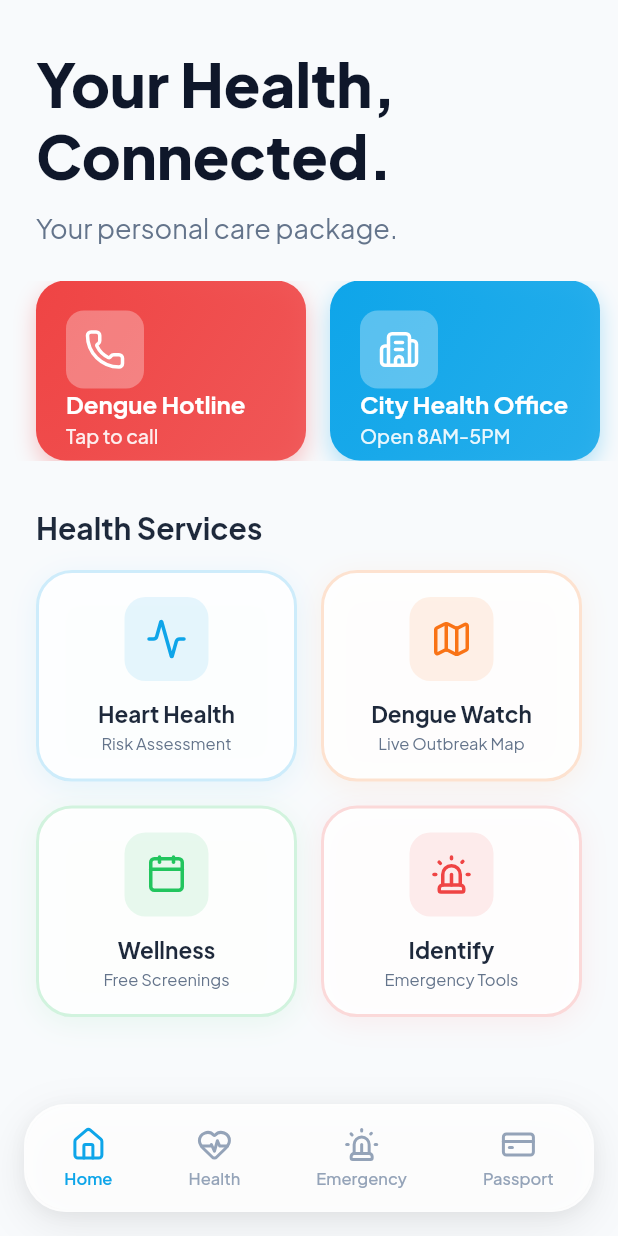
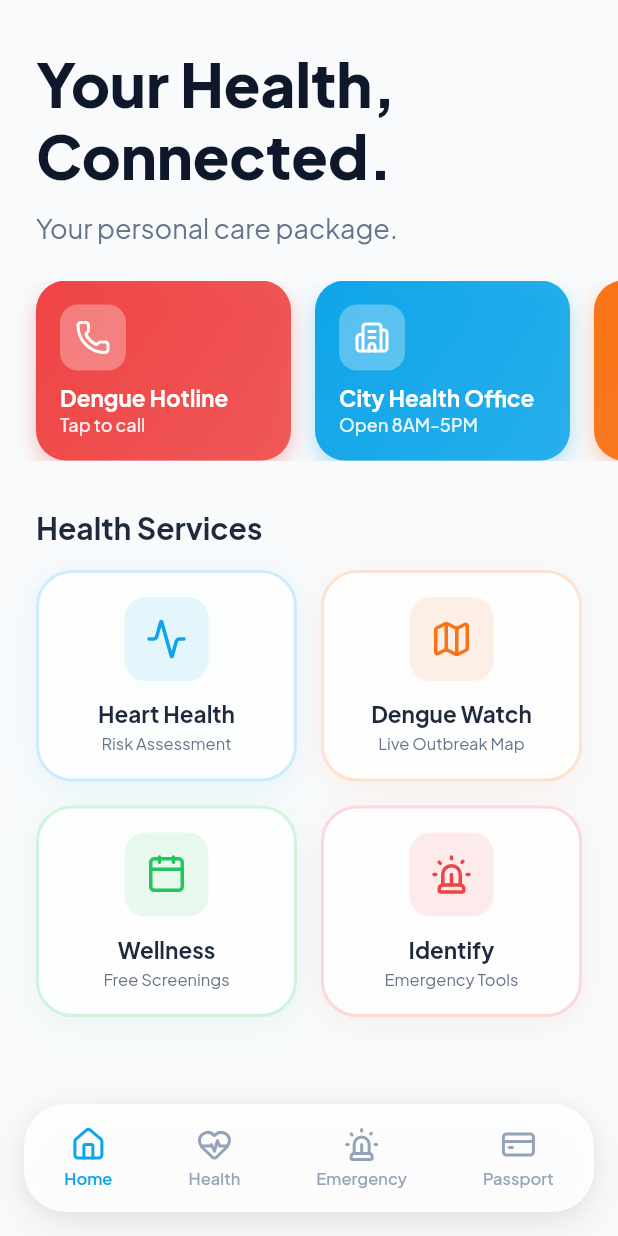
Before and after one commit to donsirr/myhealth_mobile, a Flutter app: the screen it shows after launch, on a phone screen of 412 x 824 dp. Run offline on Flutter 3.47's test engine with Material 3 defaults, Android fonts, the phone set to English and light mode, and no system bars; our stand-ins replace flutter_map, go_router, google_fonts, latlong2, lucide_icons, qr_flutter and 1 more.

Commit message:
Update home_screen.dart

```diff
--- a/lib/screens/home_screen.dart
+++ b/lib/screens/home_screen.dart
@@ -181,8 +181,8 @@ class HomeScreen extends StatelessWidget {
     return GestureDetector(
       onTap: onTap,
       child: Container(
-        width: 180,
-        padding: const EdgeInsets.all(20),
+        width: 170,
+        padding: const EdgeInsets.all(16),
         decoration: BoxDecoration(
           gradient: LinearGradient(
             colors: [color, color.withValues(alpha: 0.85)],
@@ -201,34 +201,40 @@ class HomeScreen extends StatelessWidget {
         child: Column(
           crossAxisAlignment: CrossAxisAlignment.start,
           mainAxisAlignment: MainAxisAlignment.spaceBetween,
+          mainAxisSize: MainAxisSize.min,
           children: [
             Container(
-              padding: const EdgeInsets.all(12),
+              padding: const EdgeInsets.all(10),
               decoration: BoxDecoration(
                 color: Colors.white.withValues(alpha: 0.3),
                 borderRadius: BorderRadius.circular(12),
               ),
-              child: Icon(icon, color: Colors.white, size: 28),
+              child: Icon(icon, color: Colors.white, size: 24),
             ),
+            const SizedBox(height: 8),
             Column(
               crossAxisAlignment: CrossAxisAlignment.start,
               children: [
                 Text(
                   title,
                   style: GoogleFonts.plusJakartaSans(
-                    fontSize: 16,
+                    fontSize: 15,
                     fontWeight: FontWeight.w700,
                     color: Colors.white,
                   ),
+                  maxLines: 1,
+                  overflow: TextOverflow.ellipsis,
                 ),
-                const SizedBox(height: 4),
+                const SizedBox(height: 2),
                 Text(
                   subtitle,
                   style: GoogleFonts.plusJakartaSans(
-                    fontSize: 13,
+                    fontSize: 12,
                     fontWeight: FontWeight.w500,
                     color: Colors.white.withValues(alpha: 0.9),
                   ),
+                  maxLines: 1,
+                  overflow: TextOverflow.ellipsis,
                 ),
               ],
             ),
```
